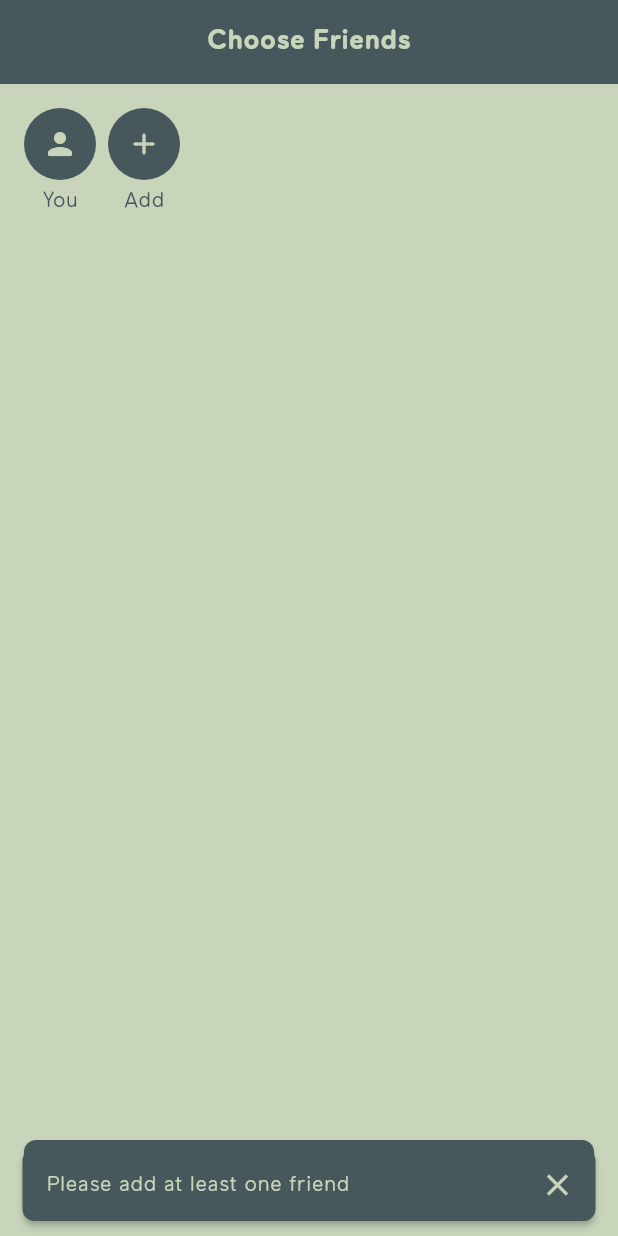
After one commit to RidhaAF/split_bill, a Flutter app: the ChooseFriendsPage screen opened by its route, after a tap on an icon or button, on a phone screen of 412 x 824 dp. The commit adds this screen. Run offline on Flutter 3.47's test engine with Material 2 defaults, Android fonts, the phone set to English and light mode, and no system bars; our stand-ins replace go_router; missing offline and left inert: omni_datetime_picker.

Commit message:
feat: add choose friends page

```diff
--- /dev/null
+++ b/lib/pages/bill/choose_friends_page.dart
@@ -0,0 +1,202 @@
+import 'package:flutter/material.dart';
+import 'package:split_bill/pages/bill/widgets/friend_avatar.dart';
+import 'package:split_bill/utils/constants/constants.dart';
+import 'package:split_bill/utils/constants/strings.dart';
+import 'package:split_bill/widgets/default_app_bar.dart';
+import 'package:split_bill/widgets/default_button.dart';
+import 'package:split_bill/widgets/default_snack_bar.dart';
+
+class ChooseFriendsPage extends StatefulWidget {
+  const ChooseFriendsPage({Key? key}) : super(key: key);
+
+  @override
+  State<ChooseFriendsPage> createState() => _ChooseFriendsPageState();
+}
+
+class _ChooseFriendsPageState extends State<ChooseFriendsPage> {
+  final GlobalKey<FormState> _formKey = GlobalKey<FormState>();
+  final List<FriendAvatar> _friends = [];
+
+  void _addFriend() {
+    if (_formKey.currentState!.validate()) {
+      setState(() {
+        _friends.add(FriendAvatar());
+        _friends.last.nameFocus.requestFocus();
+      });
+    } else {
+      DefaultSnackBar.show(context, 'Please fill the name first');
+    }
+  }
+
+  void _removeFriend(FriendAvatar friend) {
+    setState(() {
+      _friends.remove(friend);
+    });
+  }
+
+  void _handleAddButton() {
+    if (_friends.isEmpty) {
+      DefaultSnackBar.show(context, 'Please add at least one friend');
+    } else if (_formKey.currentState!.validate()) {
+      // TODO: Add friends to the bill
+    } else {
+      DefaultSnackBar.show(context, requiredFields);
+    }
+  }
+
+  @override
+  Widget build(BuildContext context) {
+    return Scaffold(
+      appBar: const DefaultAppBar(
+        title: 'Choose Friends',
+      ),
+      body: Form(
+        key: _formKey,
+        child: Column(
+          children: [
+            Expanded(
+              child: ListView(
+                scrollDirection: Axis.horizontal,
+                padding: EdgeInsets.all(defaultMargin),
+                children: [
+                  _myAvatar(),
+                  SizedBox(width: defaultMargin / 2),
+                  _friendAvatars(),
+                  _addFriendButton(),
+                ],
+              ),
+            ),
+            _addButton(),
+          ],
+        ),
+      ),
+    );
+  }
+
+  Widget _friendAvatar({
+    FriendAvatar? friend,
+    Widget? child,
+    String? name,
+    bool isFriend = true,
+  }) {
+    return Column(
+      children: [
+        CircleAvatar(
+          radius: 24,
+          child: child ?? const Icon(Icons.person_rounded),
+        ),
+        SizedBox(height: defaultMargin / 4),
+        isFriend
+            ? SizedBox(
+                width: 48,
+                child: _friendNameForm(friend ?? FriendAvatar()),
+              )
+            : Text(
+                name ?? 'You',
+                textScaleFactor: 1.0,
+              ),
+      ],
+    );
+  }
+
+  Widget _friendNameForm(FriendAvatar friend) {
+    return TextFormField(
+      controller: friend.nameCtrl,
+      focusNode: friend.nameFocus,
+      decoration: const InputDecoration(
+        isDense: true,
+        contentPadding: EdgeInsets.zero,
+        errorBorder: InputBorder.none,
+        focusedBorder: InputBorder.none,
+        focusedErrorBorder: InputBorder.none,
+        disabledBorder: InputBorder.none,
+        enabledBorder: InputBorder.none,
+        border: InputBorder.none,
+      ),
+      style: TextStyle(
+        fontSize: subheadlineFS,
+      ),
+      textAlign: TextAlign.center,
+      autofocus: true,
+      cursorHeight: 16,
+      scrollPadding: EdgeInsets.zero,
+      validator: (value) {
+        if (value == null || value.isEmpty) {
+          return 'Name...';
+        }
+        return null;
+      },
+    );
+  }
+
+  Widget _myAvatar() {
+    return _friendAvatar(
+      name: 'You',
+      isFriend: false,
+    );
+  }
+
+  Widget _friendAvatars() {
+    return Row(
+      children: _friends
+          .map(
+            (friend) => Padding(
+              padding: EdgeInsets.only(right: defaultMargin / 2),
+              child: Stack(
+                children: [
+                  _friendAvatar(friend: friend),
+                  _closeButton(friend: friend),
+                ],
+              ),
+            ),
+          )
+          .toList(),
+    );
+  }
+
+  Widget _closeButton({required FriendAvatar friend}) {
+    return Positioned(
+      top: 0,
+      right: 0,
+      child: InkWell(
+        onTap: () => _removeFriend(friend),
+        child: _closeIcon(),
+      ),
+    );
+  }
+
+  Widget _closeIcon() {
+    return Container(
+      decoration: BoxDecoration(
+        color: mutedColor,
+        shape: BoxShape.circle,
+      ),
+      child: Icon(
+        Icons.close_rounded,
+        size: 16,
+        color: primaryColor,
+      ),
+    );
+  }
+
+  Widget _addFriendButton() {
+    return GestureDetector(
+      onTap: () => _addFriend(),
+      child: _friendAvatar(
+        name: 'Add',
+        isFriend: false,
+        child: const Icon(Icons.add_rounded),
+      ),
+    );
+  }
+
+  Widget _addButton() {
+    return Padding(
+      padding: EdgeInsets.all(defaultMargin),
+      child: DefaultButton(
+        onPressed: () => _handleAddButton(),
+        text: 'Add(${_friends.length})',
+      ),
+    );
+  }
+}
--- /dev/null
+++ b/lib/pages/bill/widgets/friend_avatar.dart
@@ -0,0 +1,6 @@
+import 'package:flutter/material.dart';
+
+class FriendAvatar {
+  TextEditingController nameCtrl = TextEditingController();
+  FocusNode nameFocus = FocusNode();
+}
--- a/lib/pages/home/home_page.dart
+++ b/lib/pages/home/home_page.dart
@@ -5,7 +5,7 @@ import 'package:split_bill/widgets/default_app_bar.dart';
 import 'package:split_bill/widgets/gradient_background.dart';
 
 class HomePage extends StatefulWidget {
-  const HomePage({super.key});
+  const HomePage({Key? key}) : super(key: key);
 
   @override
   State<HomePage> createState() => _HomePageState();
--- a/lib/pages/setting/setting_page.dart
+++ b/lib/pages/setting/setting_page.dart
@@ -2,7 +2,7 @@ import 'package:flutter/material.dart';
 import 'package:split_bill/widgets/default_app_bar.dart';
 
 class SettingPage extends StatefulWidget {
-  const SettingPage({super.key});
+  const SettingPage({Key? key}) : super(key: key);
 
   @override
   State<SettingPage> createState() => _SettingPageState();
--- /dev/null
+++ b/lib/utils/constants/strings.dart
@@ -0,0 +1 @@
+const String requiredFields = 'Please fill in all required fields';
--- a/lib/utils/routes/routes.dart
+++ b/lib/utils/routes/routes.dart
@@ -1,5 +1,6 @@
 import 'package:go_router/go_router.dart';
 import 'package:split_bill/pages/bill/bill_form_page.dart';
+import 'package:split_bill/pages/bill/choose_friends_page.dart';
 import 'package:split_bill/pages/home/home_page.dart';
 import 'package:split_bill/pages/main_page.dart';
 import 'package:split_bill/pages/setting/setting_page.dart';
@@ -23,6 +24,11 @@ final appRouter = GoRouter(
       builder: (context, state) => const BillFormPage(),
     ),
     GoRoute(
+      name: 'friends',
+      path: '/bill/choose-friends',
+      builder: (context, state) => const ChooseFriendsPage(),
+    ),
+    GoRoute(
       name: 'setting',
       path: '/setting',
       builder: (context, state) => const SettingPage(),
--- a/lib/widgets/default_button.dart
+++ b/lib/widgets/default_button.dart
@@ -20,8 +20,8 @@ class DefaultButton extends StatelessWidget {
       width: double.infinity,
       height: 48,
       child: ElevatedButton(
-        onPressed: () => onPressed != null ? onPressed!() : null,
-        onLongPress: () => onLongPress != null ? onLongPress!() : null,
+        onPressed: onPressed != null ? () => onPressed!() : null,
+        onLongPress: onLongPress != null ? () => onLongPress!() : null,
         child: isLoading == true
             ? const DefaultLoadingIndicator()
             : Text(
```
Also changed, not shown: lib/pages/bill/bill_form_page.dart (+22 -17 lines).
